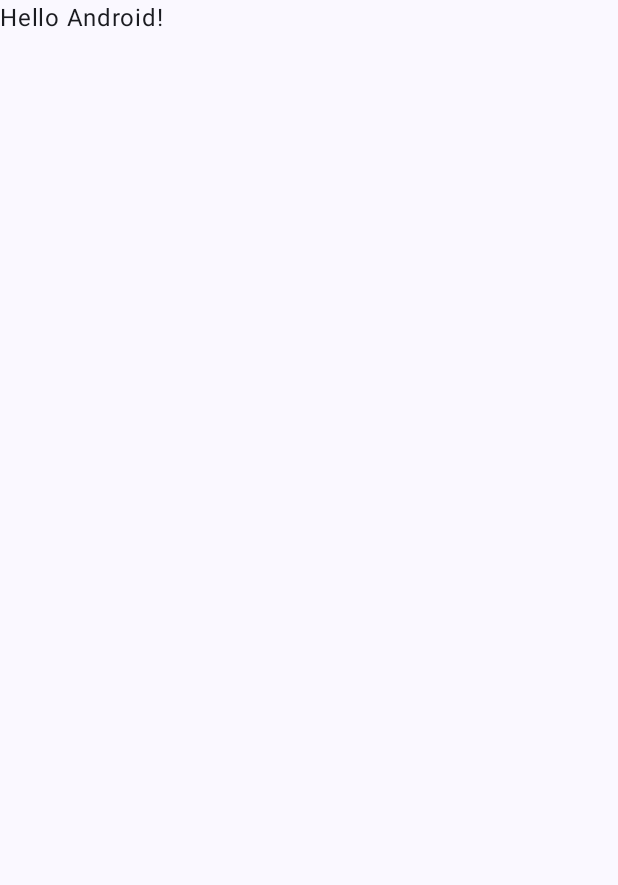
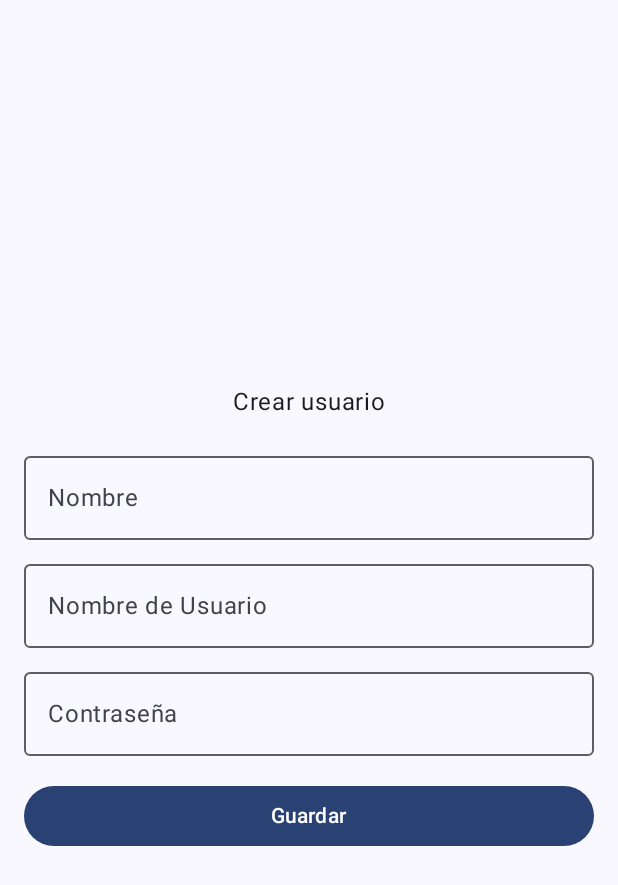
Before and after one commit to SRV-JSPA/Laboratorio4-PPM, an Android app built with Jetpack Compose: the crearUser screen opened directly, with no data from a screen before it, on a phone screen of 412 x 824 dp. Before the commit the part shown is almost empty. Shown: the top 885 px of the screen. Run offline under Robolectric (Android 15) with nearby library versions, the phone set to English and light mode, and no system bars.

```diff
--- a/app/build.gradle
+++ b/app/build.gradle
@@ -48,7 +48,7 @@ android {
 
 dependencies {
 
-
+    implementation'com.android.volley:volley:1.2.1'
     implementation "com.squareup.retrofit2:retrofit:2.9.0"
     implementation "com.squareup.retrofit2:converter-gson:2.9.0"
     implementation 'com.android.volley:volley:1.2.1'
@@ -63,6 +63,9 @@ dependencies {
     implementation 'androidx.compose.material3:material3'
     implementation platform('androidx.compose:compose-bom:2022.10.00')
     implementation platform('androidx.compose:compose-bom:2022.10.00')
+    implementation 'androidx.appcompat:appcompat:1.6.1'
+    implementation 'com.google.android.material:material:1.5.0'
+    implementation 'androidx.constraintlayout:constraintlayout:2.1.4'
     testImplementation 'junit:junit:4.13.2'
     androidTestImplementation 'androidx.test.ext:junit:1.1.5'
     androidTestImplementation 'androidx.test.espresso:espresso-core:3.5.1'
@@ -72,4 +75,5 @@ dependencies {
     androidTestImplementation platform('androidx.compose:compose-bom:2022.10.00')
     debugImplementation 'androidx.compose.ui:ui-tooling'
     debugImplementation 'androidx.compose.ui:ui-test-manifest'
+
 }
--- a/app/src/main/java/com/example/laboratorio4/crearUser.kt
+++ b/app/src/main/java/com/example/laboratorio4/crearUser.kt
@@ -3,13 +3,22 @@ package com.example.laboratorio4
 import android.os.Bundle
 import androidx.activity.ComponentActivity
 import androidx.activity.compose.setContent
+import androidx.compose.foundation.layout.Arrangement
+import androidx.compose.foundation.layout.Column
 import androidx.compose.foundation.layout.fillMaxSize
+import androidx.compose.foundation.layout.fillMaxWidth
+import androidx.compose.foundation.layout.padding
+import androidx.compose.material3.Button
+import androidx.compose.material3.ExperimentalMaterial3Api
 import androidx.compose.material3.MaterialTheme
+import androidx.compose.material3.OutlinedTextField
 import androidx.compose.material3.Surface
 import androidx.compose.material3.Text
-import androidx.compose.runtime.Composable
+import androidx.compose.runtime.*
+import androidx.compose.ui.Alignment
 import androidx.compose.ui.Modifier
 import androidx.compose.ui.tooling.preview.Preview
+import androidx.compose.ui.unit.dp
 import com.example.laboratorio4.ui.theme.Laboratorio4Theme
 
 class crearUser : ComponentActivity() {
@@ -22,25 +31,72 @@ class crearUser : ComponentActivity() {
                     modifier = Modifier.fillMaxSize(),
                     color = MaterialTheme.colorScheme.background
                 ) {
-                    Greeting("Android")
+                    CrearUsuario()
                 }
             }
         }
     }
 }
 
+@OptIn(ExperimentalMaterial3Api::class)
 @Composable
-fun Greeting(name: String, modifier: Modifier = Modifier) {
-    Text(
-        text = "Hello $name!",
-        modifier = modifier
-    )
+fun CrearUsuario() {
+
+
+    Column(
+        modifier = Modifier
+            .fillMaxSize()
+            .padding(16.dp),
+        verticalArrangement = Arrangement.Center,
+        horizontalAlignment = Alignment.CenterHorizontally
+    ) {
+        Text(
+            text = "Crear usuario",
+            modifier = Modifier.padding(bottom = 16.dp)
+        )
+
+        OutlinedTextField(
+            value = "",
+            onValueChange = {  },
+            label = { Text(text = "Nombre") },
+            modifier = Modifier
+                .fillMaxWidth()
+                .padding(bottom = 8.dp)
+        )
+
+        OutlinedTextField(
+            value = "",
+            onValueChange = {  },
+            label = { Text(text = "Nombre de Usuario") },
+            modifier = Modifier
+                .fillMaxWidth()
+                .padding(bottom = 8.dp)
+        )
+
+        OutlinedTextField(
+            value = "",
+            onValueChange = {  },
+            label = { Text(text = "Contraseña") },
+            modifier = Modifier
+                .fillMaxWidth()
+                .padding(bottom = 16.dp)
+        )
+
+        Button(
+            onClick = {
+
+            },
+            modifier = Modifier.fillMaxWidth()
+        ) {
+            Text(text = "Guardar")
+        }
+    }
 }
 
 @Preview(showBackground = true)
 @Composable
 fun GreetingPreview2() {
     Laboratorio4Theme {
-        Greeting("Android")
+        CrearUsuario()
     }
 }
--- a/app/src/main/res/values/colors.xml
+++ b/app/src/main/res/values/colors.xml
@@ -7,4 +7,6 @@
     <color name="teal_700">#FF018786</color>
     <color name="black">#FF000000</color>
     <color name="white">#FFFFFFFF</color>
+    <color name="skyBlue">#87CEEB</color>
+    <color name="green">#90EE90</color>
 </resources>
```
Also changed, not shown: app/src/main/AndroidManifest.xml (+7 -1 lines), app/src/main/java/com/example/laboratorio4/App.kt (+13 -0 lines), app/src/main/java/com/example/laboratorio4/Crearusuario.kt (added, +11 -0 lines), app/src/main/java/com/example/laboratorio4/Home.kt (added, +11 -0 lines), app/src/main/java/com/example/laboratorio4/Main.kt (added, +11 -0 lines), app/src/main/java/com/example/laboratorio4/MainActivity.kt (+7 -43 lines), app/src/main/res/layout/activity_crearusuario.xml (added, +50 -0 lines), app/src/main/res/layout/activity_home.xml (added, +26 -0 lines), app/src/main/res/layout/activity_mainf.xml (added, +50 -0 lines).
